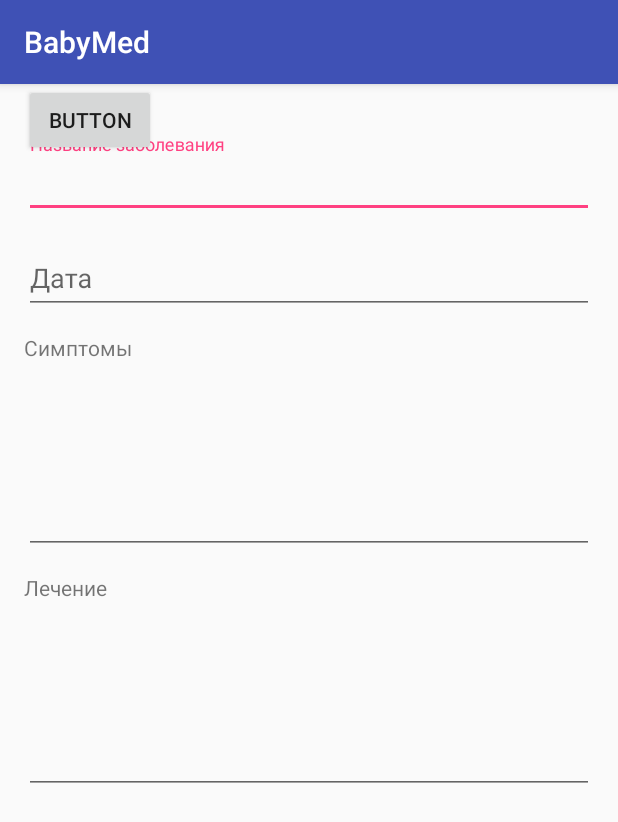
After one commit to minionJerry/BabyMed, an Android app: the NewIllnessActivity screen opened directly, with no data from a screen before it, on a phone screen of 412 x 824 dp. The commit adds this screen. Shown: the top 822 px of the screen. Run offline under Robolectric (Android 15) with nearby library versions, the phone set to English and light mode, and no system bars.

Commit message:
added new screen for adding illness

```diff
--- a/app/src/main/AndroidManifest.xml
+++ b/app/src/main/AndroidManifest.xml
@@ -5,6 +5,7 @@
     <uses-permission android:name="android.permission.READ_EXTERNAL_STORAGE" />
     <uses-permission android:name="android.permission.WRITE_EXTERNAL_STORAGE" />
     <uses-permission android:name="android.permission.CAMERA" />
+
     <uses-feature android:name="android.hardware.camera" />
 
     <application
@@ -22,7 +23,8 @@
             </intent-filter>
         </activity>
         <activity android:name=".NewChildActivity" />
-        <activity android:name=".MedicalFile"></activity>
+        <activity android:name=".MedicalFileActivity" />
+        <activity android:name=".NewIllnessActivity"></activity>
     </application>
 
 </manifest>
--- a/app/src/main/java/com/kanykeinu/babymed/MedicalFile.kt
+++ b/app/src/main/java/com/kanykeinu/babymed/MedicalFileActivity.kt
@@ -1,10 +1,12 @@
 package com.kanykeinu.babymed
 
 import android.arch.persistence.room.Room
+import android.content.Intent
 import android.support.v7.app.AppCompatActivity
 import android.os.Bundle
 import android.support.v7.widget.LinearLayoutManager
 import com.bumptech.glide.Glide
+import com.kanykeinu.babymed.Constants.CHILD
 import com.kanykeinu.babymed.adapter.IllnessAdapter
 import com.kanykeinu.babymed.database.AppDatabase
 import com.kanykeinu.babymed.model.Child
@@ -14,7 +16,7 @@ import io.reactivex.android.schedulers.AndroidSchedulers
 import io.reactivex.schedulers.Schedulers
 import kotlinx.android.synthetic.main.activity_medical_file.*
 
-class MedicalFile : AppCompatActivity() {
+class MedicalFileActivity : AppCompatActivity() {
 
     var child : Child? = null
 
@@ -27,6 +29,7 @@ class MedicalFile : AppCompatActivity() {
         database = AppDatabase.getInstance(this)
         initFields()
         retrieveIllnessesFromDb()
+        btnAddIllness.setOnClickListener({v -> openAddIllnessScreen()})
     }
 
     fun initFields(){
@@ -59,4 +62,8 @@ class MedicalFile : AppCompatActivity() {
 //                    openAddChildScreen()
                 })
     }
+
+    fun openAddIllnessScreen(){
+        startActivity(Intent(this,NewIllnessActivity::class.java).putExtra(CHILD,child))
+    }
 }
--- /dev/null
+++ b/app/src/main/java/com/kanykeinu/babymed/NewIllnessActivity.kt
@@ -0,0 +1,12 @@
+package com.kanykeinu.babymed
+
+import android.support.v7.app.AppCompatActivity
+import android.os.Bundle
+
+class NewIllnessActivity : AppCompatActivity() {
+
+    override fun onCreate(savedInstanceState: Bundle?) {
+        super.onCreate(savedInstanceState)
+        setContentView(R.layout.activity_new_illness)
+    }
+}
--- a/app/src/main/java/com/kanykeinu/babymed/adapter/ChildAdapter.kt
+++ b/app/src/main/java/com/kanykeinu/babymed/adapter/ChildAdapter.kt
@@ -8,12 +8,11 @@ import android.view.View
 import android.view.ViewGroup
 import com.bumptech.glide.Glide
 import com.kanykeinu.babymed.Constants
-import com.kanykeinu.babymed.MedicalFile
+import com.kanykeinu.babymed.MedicalFileActivity
 import com.kanykeinu.babymed.R
 import com.kanykeinu.babymed.listen
 import com.kanykeinu.babymed.util.AgeUtil
 import com.kanykeinu.babymed.model.Child
-import kotlinx.android.synthetic.main.activity_medical_file.*
 import kotlinx.android.synthetic.main.children_list_item.view.*
 
 
@@ -32,7 +31,7 @@ class ChildAdapter(private val mContext: Context, private var objects: List<Chil
         holder.bind(objects.get(position),mContext)
         holder.listen({ pos, type ->
             val item = objects.get(pos)
-            mContext.startActivity(Intent(mContext,MedicalFile::class.java).putExtra(Constants.CHILD,item))
+            mContext.startActivity(Intent(mContext,MedicalFileActivity::class.java).putExtra(Constants.CHILD,item))
         })
     }
 
--- a/app/src/main/res/layout/activity_medical_file.xml
+++ b/app/src/main/res/layout/activity_medical_file.xml
@@ -11,7 +11,7 @@
     xmlns:tools="http://schemas.android.com/tools"
     android:layout_width="match_parent"
     android:layout_height="match_parent"
-    tools:context=".MedicalFile">
+    tools:context=".MedicalFileActivity">
 
     <de.hdodenhof.circleimageview.CircleImageView
         android:id="@+id/imgChildPhoto"
--- /dev/null
+++ b/app/src/main/res/layout/activity_new_illness.xml
@@ -0,0 +1,102 @@
+<?xml version="1.0" encoding="utf-8"?>
+<android.support.constraint.ConstraintLayout xmlns:android="http://schemas.android.com/apk/res/android"
+    xmlns:app="http://schemas.android.com/apk/res-auto"
+    xmlns:tools="http://schemas.android.com/tools"
+    android:layout_width="match_parent"
+    android:layout_height="match_parent"
+    tools:context=".NewIllnessActivity">
+
+    <android.support.design.widget.TextInputLayout
+        android:id="@+id/wrapperIllness"
+        android:layout_width="0dp"
+        android:layout_height="wrap_content"
+        android:layout_marginEnd="16dp"
+        android:layout_marginStart="16dp"
+        android:layout_marginTop="33dp"
+        android:gravity="center_vertical|start"
+        app:layout_constraintEnd_toEndOf="parent"
+        app:layout_constraintStart_toStartOf="parent"
+        app:layout_constraintTop_toTopOf="parent">
+
+        <android.support.design.widget.TextInputEditText
+            android:id="@+id/editTextIllnessName"
+            android:layout_width="match_parent"
+            android:layout_height="wrap_content"
+            android:hint="Название заболевания" />
+    </android.support.design.widget.TextInputLayout>
+
+    <android.support.design.widget.TextInputLayout
+        android:id="@+id/wrapperDate"
+        android:layout_width="0dp"
+        android:layout_height="wrap_content"
+        android:layout_marginEnd="16dp"
+        android:layout_marginStart="16dp"
+        android:layout_marginTop="8dp"
+        app:layout_constraintEnd_toEndOf="parent"
+        app:layout_constraintStart_toStartOf="parent"
+        app:layout_constraintTop_toBottomOf="@+id/wrapperIllness">
+
+        <android.support.design.widget.TextInputEditText
+            android:id="@+id/editTextDate"
+            android:layout_width="match_parent"
+            android:layout_height="wrap_content"
+            android:hint="Дата" />
+    </android.support.design.widget.TextInputLayout>
+
+    <EditText
+        android:id="@+id/editTextSymptoms"
+        android:layout_width="0dp"
+        android:layout_height="120dp"
+        android:layout_marginEnd="16dp"
+        android:layout_marginStart="16dp"
+        android:layout_marginTop="40dp"
+        android:ems="10"
+        android:inputType="textMultiLine"
+        app:layout_constraintEnd_toEndOf="parent"
+        app:layout_constraintHorizontal_bias="0.0"
+        app:layout_constraintStart_toStartOf="parent"
+        app:layout_constraintTop_toBottomOf="@+id/wrapperDate" />
+
+    <EditText
+        android:id="@+id/editTextTreatment"
+        android:layout_width="0dp"
+        android:layout_height="120dp"
+        android:layout_marginEnd="16dp"
+        android:layout_marginStart="16dp"
+        android:layout_marginTop="40dp"
+        android:ems="10"
+        android:inputType="textMultiLine"
+        app:layout_constraintEnd_toEndOf="parent"
+        app:layout_constraintHorizontal_bias="0.0"
+        app:layout_constraintStart_toStartOf="parent"
+        app:layout_constraintTop_toBottomOf="@+id/editTextSymptoms" />
+
+    <TextView
+        android:id="@+id/tvSymptoms"
+        android:layout_width="wrap_content"
+        android:layout_height="wrap_content"
+        android:layout_marginBottom="8dp"
+        android:layout_marginStart="16dp"
+        android:text="Симптомы"
+        app:layout_constraintBottom_toTopOf="@+id/editTextSymptoms"
+        app:layout_constraintStart_toStartOf="parent" />
+
+    <TextView
+        android:id="@+id/tvTreatment"
+        android:layout_width="wrap_content"
+        android:layout_height="wrap_content"
+        android:layout_marginBottom="8dp"
+        android:layout_marginStart="16dp"
+        android:text="Лечение"
+        app:layout_constraintBottom_toTopOf="@+id/editTextTreatment"
+        app:layout_constraintStart_toStartOf="parent" />
+
+    <Button
+        android:id="@+id/button"
+        android:layout_width="wrap_content"
+        android:layout_height="wrap_content"
+        android:layout_marginStart="16dp"
+        android:text="Button"
+        app:layout_constraintStart_toStartOf="parent"
+        tools:layout_editor_absoluteY="482dp" />
+</android.support.constraint.ConstraintLayout>
```
